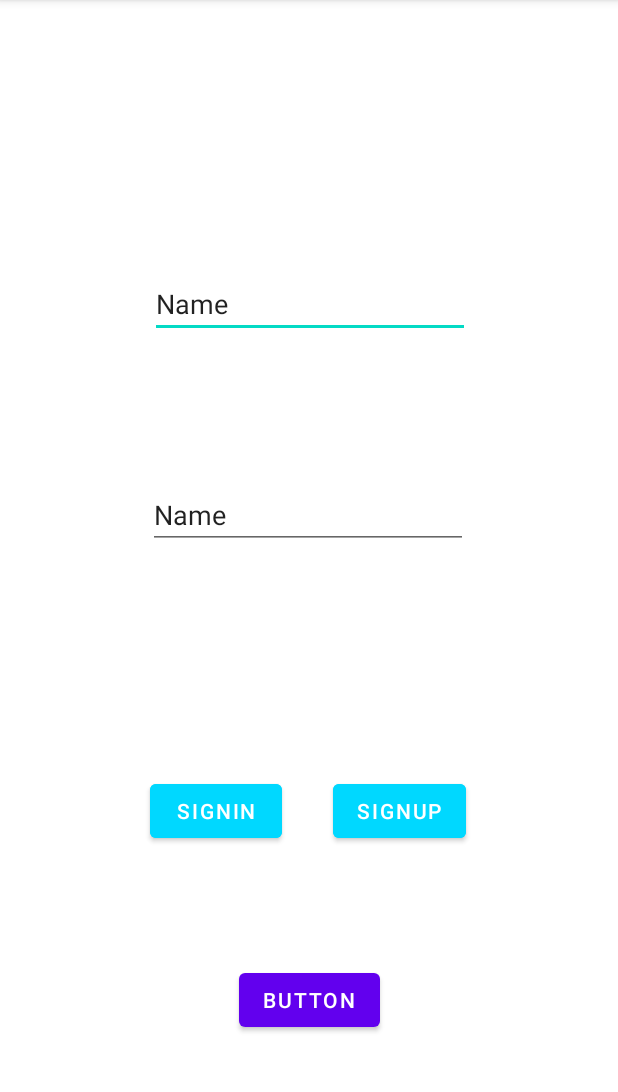
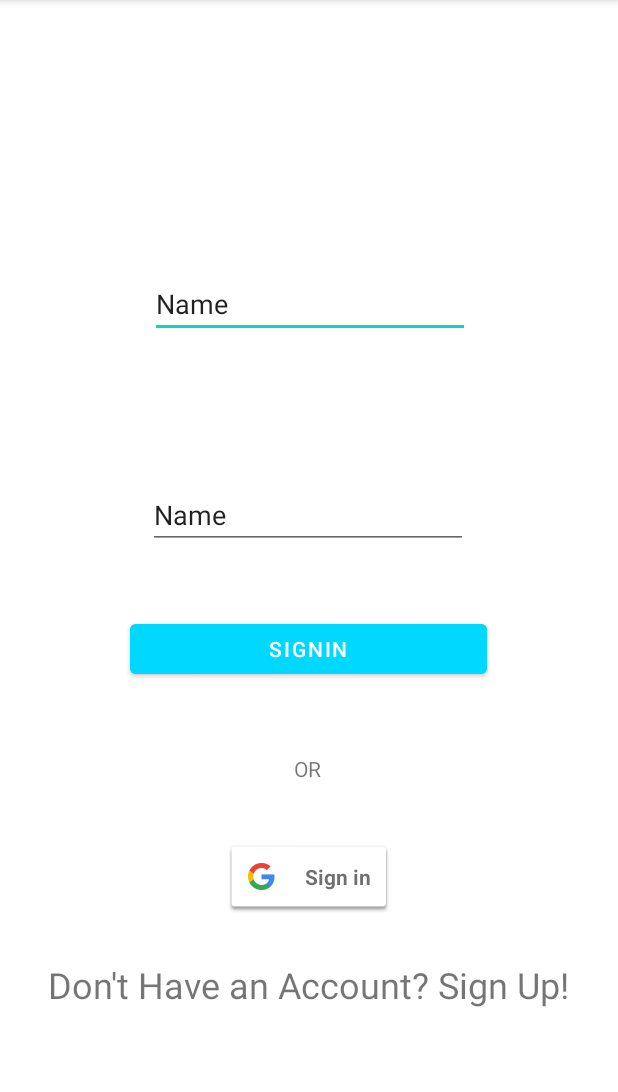
Before and after one commit to gleong21/IA_Project, an Android app: the screen it shows after launch (authActivity), on a phone screen of 412 x 824 dp, the part 84-1176 px from its top. Run offline under Robolectric (Android 15) with nearby library versions, the phone set to English and light mode, and no system bars; our stand-ins replace Firebase (no records; nobody signed in at launch, a user with empty details on screens opened directly).

Commit message:
Third push finished google sign in and adding sign up page

```diff
--- a/IA_Project_22/app/src/main/AndroidManifest.xml
+++ b/IA_Project_22/app/src/main/AndroidManifest.xml
@@ -9,7 +9,8 @@
         android:roundIcon="@mipmap/ic_launcher_round"
         android:supportsRtl="true"
         android:theme="@style/Theme.IA_Project_22">
-        <activity android:name=".MainActivity"></activity>
+        <activity android:name=".signUpActivity"></activity>
+        <activity android:name=".MainActivity" />
         <activity android:name=".authActivity">
             <intent-filter>
                 <action android:name="android.intent.action.MAIN" />
--- a/IA_Project_22/app/src/main/java/com/example/ia_project_22/authActivity.java
+++ b/IA_Project_22/app/src/main/java/com/example/ia_project_22/authActivity.java
@@ -9,6 +9,7 @@ import android.util.Log;
 import android.view.View;
 import android.widget.AdapterView;
 import android.widget.EditText;
+import android.widget.TextView;
 
 import com.google.android.gms.auth.api.Auth;
 import com.google.android.gms.auth.api.signin.GoogleSignIn;
@@ -17,6 +18,7 @@ import com.google.android.gms.auth.api.signin.GoogleSignInApi;
 import com.google.android.gms.auth.api.signin.GoogleSignInClient;
 import com.google.android.gms.auth.api.signin.GoogleSignInOptions;
 import com.google.android.gms.common.ConnectionResult;
+import com.google.android.gms.common.SignInButton;
 import com.google.android.gms.common.api.ApiException;
 import com.google.android.gms.common.api.GoogleApiClient;
 import com.google.android.gms.tasks.OnCompleteListener;
@@ -39,6 +41,8 @@ public class authActivity extends AppCompatActivity implements GoogleApiClient.O
     private GoogleSignInClient mGoogleSignInClient;
     private static final int RC_SIGN_IN = 9001;
     private GoogleApiClient googleApiClient;
+    private SignInButton signInButton;
+    private TextView textOne;
 
     @Override
     protected void onCreate(Bundle savedInstanceState)
@@ -61,6 +65,25 @@ public class authActivity extends AppCompatActivity implements GoogleApiClient.O
 
 
         mGoogleSignInClient = GoogleSignIn.getClient(this, gso);
+        signInButton = (SignInButton) findViewById(R.id.sign_in_button);
+        signInButton.setOnClickListener(new View.OnClickListener() {
+            @Override
+            public void onClick(View v)
+            {
+                signinWithGoogle();
+            }
+        });
+
+        textOne = findViewById(R.id.textView);
+        textOne.setOnClickListener(new View.OnClickListener() {
+            @Override
+            public void onClick(View v)
+            {
+
+                updateUIOne(mAuth.getCurrentUser());
+
+            }
+        });
 
     }
 
@@ -131,14 +154,10 @@ public class authActivity extends AppCompatActivity implements GoogleApiClient.O
         }
     }
 
-    public void onClickOne(View v)
+    public void onClickOne(View view)
     {
-        System.out.println("HELLLLLO");
-
-                signinWithGoogle();
-
-
-        }
+        signinWithGoogle();
+    }
 
     private void signinWithGoogle()
     {
@@ -197,6 +216,16 @@ public class authActivity extends AppCompatActivity implements GoogleApiClient.O
 
     }
 
+    public void updateUIOne(FirebaseUser currentUser)
+    {
+        if (currentUser != null)
+        {
+            Intent intent = new Intent(this, signUpActivity.class);
+            startActivity(intent);
+
+        }
+    }
+
     @Override
     public void onItemSelected(AdapterView<?> adapterView, View view, int i, long l)
     {
--- a/IA_Project_22/app/src/main/res/layout/activity_auth.xml
+++ b/IA_Project_22/app/src/main/res/layout/activity_auth.xml
@@ -35,42 +35,54 @@
 
     <Button
         android:id="@+id/signIn"
-        android:layout_width="wrap_content"
-        android:layout_height="wrap_content"
+        android:layout_width="238dp"
+        android:layout_height="45dp"
         android:backgroundTint="#00D8FF"
         android:onClick="signIn"
         android:text="SignIn"
         app:layout_constraintBottom_toBottomOf="parent"
         app:layout_constraintEnd_toEndOf="parent"
-        app:layout_constraintHorizontal_bias="0.309"
+        app:layout_constraintHorizontal_bias="0.497"
         app:layout_constraintStart_toStartOf="parent"
         app:layout_constraintTop_toTopOf="parent"
-        app:layout_constraintVertical_bias="0.718" />
+        app:layout_constraintVertical_bias="0.567" />
 
-    <Button
-        android:id="@+id/signUp"
+    <com.google.android.gms.common.SignInButton
+        android:id="@+id/sign_in_button"
         android:layout_width="wrap_content"
         android:layout_height="wrap_content"
-        android:backgroundTint="#00D8FF"
-        android:onClick="signUp"
-        android:text="SignUp"
+        android:layout_gravity="center"
         app:layout_constraintBottom_toBottomOf="parent"
         app:layout_constraintEnd_toEndOf="parent"
-        app:layout_constraintHorizontal_bias="0.686"
+        app:layout_constraintStart_toStartOf="parent"
+        app:layout_constraintTop_toBottomOf="@+id/signIn"
+        app:layout_constraintVertical_bias="0.396" />
+
+    <TextView
+        android:id="@+id/textView"
+        android:layout_width="356dp"
+        android:layout_height="54dp"
+        android:text="Don't Have an Account? Sign Up!"
+        android:textAlignment="center"
+        android:textAllCaps="false"
+        android:textSize="24sp"
+        app:layout_constraintBottom_toBottomOf="parent"
+        app:layout_constraintEnd_toEndOf="parent"
+        app:layout_constraintHorizontal_bias="0.49"
         app:layout_constraintStart_toStartOf="parent"
         app:layout_constraintTop_toTopOf="parent"
-        app:layout_constraintVertical_bias="0.718" />
+        app:layout_constraintVertical_bias="0.896" />
 
-    <Button
-        android:id="@+id/button2"
+    <TextView
+        android:id="@+id/textView2"
         android:layout_width="wrap_content"
         android:layout_height="wrap_content"
-        android:onClick="onClickOne"
-        android:text="Button"
+        android:text="OR"
         app:layout_constraintBottom_toBottomOf="parent"
         app:layout_constraintEnd_toEndOf="parent"
-        app:layout_constraintHorizontal_bias="0.5"
+        app:layout_constraintHorizontal_bias="0.498"
         app:layout_constraintStart_toStartOf="parent"
-        app:layout_constraintTop_toBottomOf="@+id/signIn" />
+        app:layout_constraintTop_toTopOf="parent"
+        app:layout_constraintVertical_bias="0.671" />
 
 </androidx.constraintlayout.widget.ConstraintLayout>
```
Also changed, not shown: IA_Project_22/app/src/main/java/com/example/ia_project_22/signUpActivity.java (added, +16 -0 lines), IA_Project_22/app/src/main/res/layout/activity_sign_up.xml (added, +9 -0 lines).
